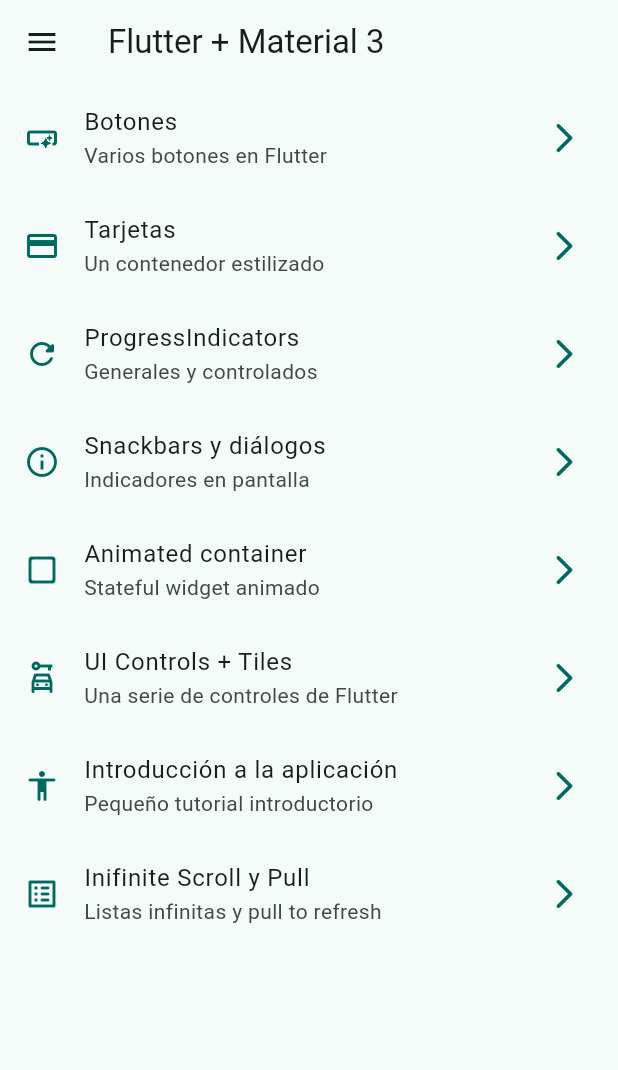
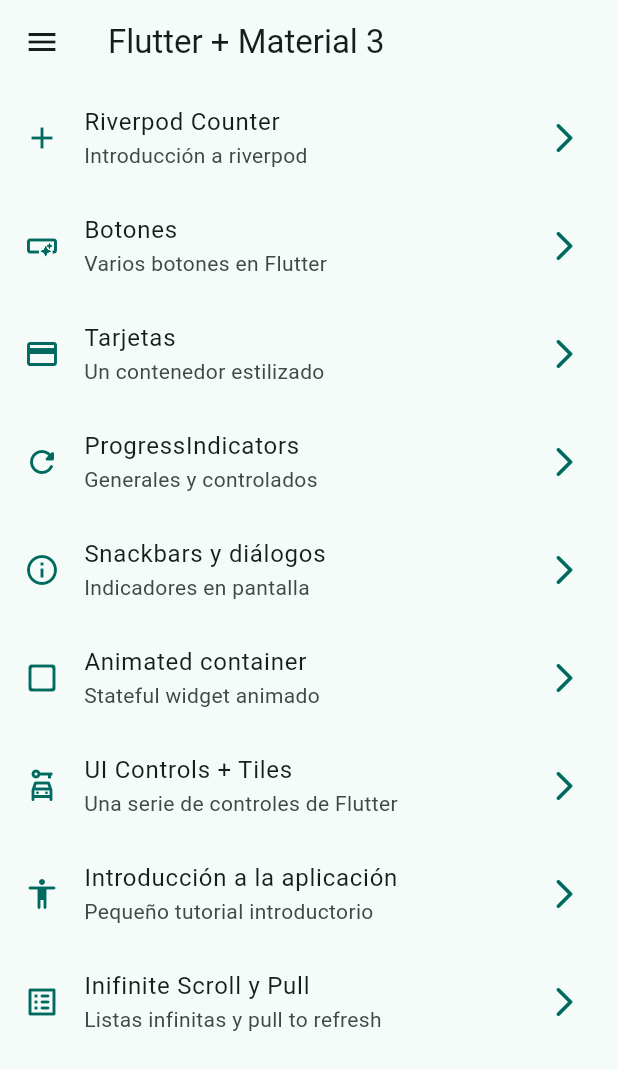
Before and after one commit to casasfranco/widgets-app, a Flutter app: the screen it shows after launch, on a phone screen of 412 x 824 dp. Shown: the top 1070 px of the screen. Run offline on Flutter 3.47's test engine with Material 2 defaults, Android fonts, the phone set to English and light mode, and no system bars; our stand-ins replace animate_do, go_router.

```diff
--- a/lib/config/menu/menu_items.dart
+++ b/lib/config/menu/menu_items.dart
@@ -14,6 +14,12 @@ class MenuItem {
 }
 
 const appMenuItems = <MenuItem>[
+  MenuItem(
+    title: 'Riverpod Counter',
+    subTitle: 'Introducción a riverpod',
+    link: '/counter-link',
+    icon: Icons.add,
+  ),
   MenuItem(
       icon: Icons.smart_button_outlined,
       link: '/buttons',
--- a/lib/config/router/app_router.dart
+++ b/lib/config/router/app_router.dart
@@ -51,5 +51,10 @@ final appRouter = GoRouter(
       name: InfiniteScrollScreen.name,
       builder: (context, state) => const InfiniteScrollScreen(),
     ),
+    GoRoute(
+      path: '/counter-link',
+      name: CounterScreen.name,
+      builder: (context, state) => const CounterScreen(),
+    ),
   ],
 );
--- a/lib/presentation/screens/screens.dart
+++ b/lib/presentation/screens/screens.dart
@@ -2,6 +2,7 @@ export 'package:widgets_app/presentation/screens/animated/animated_screen.dart';
 export 'package:widgets_app/presentation/screens/app_tutorial/app_tutorial_screen.dart';
 export 'package:widgets_app/presentation/screens/buttons/buttons_screen.dart';
 export 'package:widgets_app/presentation/screens/cards/cards_screen.dart';
+export 'package:widgets_app/presentation/screens/counter/counter_screen.dart';
 export 'package:widgets_app/presentation/screens/home/home_screen.dart';
 export 'package:widgets_app/presentation/screens/infinite_scroll/infinite_scroll_screen.dart';
 export 'package:widgets_app/presentation/screens/progress/progress_screen.dart';
```
Also changed, not shown: lib/presentation/screens/counter/counter_screen.dart (added, +25 -0 lines).
